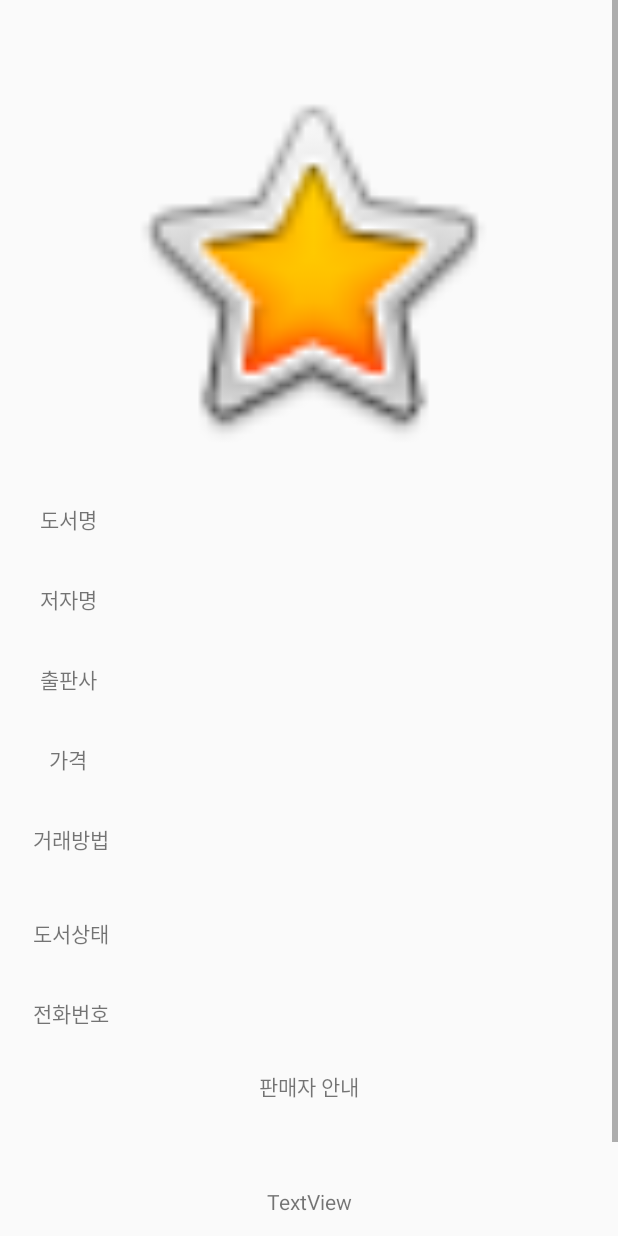
After one commit to GitaeA/fireBook, an Android app: the layout fragment_buy_click.xml on its own in the app's theme, with its tools: preview values and no code run, on a phone screen of 412 x 824 dp. The commit adds this screen. Run offline under Robolectric (Android 15) with nearby library versions, the phone set to English and light mode, and no system bars.

Commit message:
buyClick 구현 // 장바구니 미완성 ..ㅎㅎㅎ

```diff
--- /dev/null
+++ b/app/src/main/res/layout/fragment_buy_click.xml
@@ -0,0 +1,233 @@
+<?xml version="1.0" encoding="utf-8"?>
+<ScrollView xmlns:app="http://schemas.android.com/apk/res-auto"
+    xmlns:tools="http://schemas.android.com/tools"
+    android:layout_width="match_parent"
+    android:layout_height="match_parent"
+    xmlns:android="http://schemas.android.com/apk/res/android">
+
+
+    <android.support.constraint.ConstraintLayout
+        android:layout_width="match_parent"
+        android:layout_height="match_parent">
+
+
+        <ImageView
+            android:id="@+id/book_buy_image"
+            android:layout_width="267dp"
+            android:layout_height="265dp"
+            android:layout_marginStart="8dp"
+            android:layout_marginTop="44dp"
+            android:layout_marginEnd="8dp"
+            app:layout_constraintEnd_toEndOf="parent"
+            app:layout_constraintStart_toStartOf="parent"
+            app:layout_constraintTop_toTopOf="parent"
+            app:srcCompat="@android:drawable/btn_star_big_on" />
+
+        <TextView
+            android:id="@+id/textView6"
+            android:layout_width="79dp"
+            android:layout_height="33dp"
+            android:layout_marginStart="6dp"
+            android:layout_marginTop="20dp"
+            android:gravity="center"
+            android:text="출판사"
+            app:layout_constraintStart_toStartOf="parent"
+            app:layout_constraintTop_toBottomOf="@+id/textView11" />
+
+        <TextView
+            android:id="@+id/textView12"
+            android:layout_width="79dp"
+            android:layout_height="33dp"
+            android:layout_marginStart="6dp"
+            android:layout_marginTop="20dp"
+            android:gravity="center"
+            android:text="가격"
+            app:layout_constraintStart_toStartOf="parent"
+            app:layout_constraintTop_toBottomOf="@+id/textView6" />
+
+        <TextView
+            android:id="@+id/textView3"
+            android:layout_width="79dp"
+            android:layout_height="33dp"
+            android:layout_marginStart="8dp"
+            android:layout_marginTop="20dp"
+            android:gravity="center"
+            android:text="거래방법"
+            app:layout_constraintStart_toStartOf="parent"
+            app:layout_constraintTop_toBottomOf="@+id/textView12" />
+
+        <TextView
+            android:id="@+id/textView13"
+            android:layout_width="79dp"
+            android:layout_height="33dp"
+            android:layout_marginStart="8dp"
+            android:layout_marginTop="29dp"
+            android:gravity="center"
+            android:text="도서상태"
+            app:layout_constraintStart_toStartOf="parent"
+            app:layout_constraintTop_toBottomOf="@+id/textView3" />
+
+        <TextView
+            android:id="@+id/textView14"
+            android:layout_width="79dp"
+            android:layout_height="33dp"
+            android:layout_marginStart="8dp"
+            android:layout_marginTop="20dp"
+            android:gravity="center"
+            android:text="전화번호"
+            app:layout_constraintStart_toStartOf="parent"
+            app:layout_constraintTop_toBottomOf="@+id/textView13" />
+
+        <TextView
+            android:id="@+id/textView11"
+            android:layout_width="79dp"
+            android:layout_height="33dp"
+            android:layout_marginStart="6dp"
+            android:layout_marginTop="20dp"
+            android:gravity="center"
+            android:text="저자명"
+            app:layout_constraintStart_toStartOf="parent"
+            app:layout_constraintTop_toBottomOf="@+id/textView10" />
+
+        <TextView
+            android:id="@+id/textView10"
+            android:layout_width="79dp"
+            android:layout_height="33dp"
+            android:layout_marginStart="6dp"
+            android:layout_marginTop="20dp"
+            android:gravity="center"
+            android:text="도서명"
+            app:layout_constraintStart_toStartOf="parent"
+            app:layout_constraintTop_toBottomOf="@+id/book_buy_image" />
+
+        <TextView
+            android:id="@+id/buy_price_text"
+            android:layout_width="200dp"
+            android:layout_height="33dp"
+            android:layout_marginStart="52dp"
+            android:layout_marginTop="20dp"
+            android:layout_marginEnd="8dp"
+            app:layout_constraintEnd_toEndOf="parent"
+            app:layout_constraintHorizontal_bias="0.0"
+            app:layout_constraintStart_toEndOf="@+id/textView12"
+            app:layout_constraintTop_toBottomOf="@+id/buy_publish_text" />
+
+        <TextView
+            android:id="@+id/buy_publish_text"
+            android:layout_width="200dp"
+            android:layout_height="33dp"
+            android:layout_marginStart="52dp"
+            android:layout_marginTop="20dp"
+            android:layout_marginEnd="8dp"
+            app:layout_constraintEnd_toEndOf="parent"
+            app:layout_constraintHorizontal_bias="0.0"
+            app:layout_constraintStart_toEndOf="@+id/textView6"
+            app:layout_constraintTop_toBottomOf="@+id/buy_author_text" />
+
+        <TextView
+            android:id="@+id/buy_author_text"
+            android:layout_width="200dp"
+            android:layout_height="33dp"
+            android:layout_marginStart="52dp"
+            android:layout_marginTop="20dp"
+            android:layout_marginEnd="8dp"
+            app:layout_constraintEnd_toEndOf="parent"
+            app:layout_constraintHorizontal_bias="0.0"
+            app:layout_constraintStart_toEndOf="@+id/textView11"
+            app:layout_constraintTop_toBottomOf="@+id/buy_title_text" />
+
+        <TextView
+            android:id="@+id/buy_title_text"
+            android:layout_width="200dp"
+            android:layout_height="33dp"
+            android:layout_marginStart="52dp"
+            android:layout_marginTop="20dp"
+            android:layout_marginEnd="8dp"
+            app:layout_constraintEnd_toEndOf="parent"
+            app:layout_constraintHorizontal_bias="0.0"
+            app:layout_constraintStart_toEndOf="@+id/textView10"
+            app:layout_constraintTop_toBottomOf="@+id/book_buy_image" />
+
+
+        <TextView
+            android:id="@+id/buy_deliver_text"
+            android:layout_width="200dp"
+            android:layout_height="33dp"
+            android:layout_marginStart="52dp"
+            android:layout_marginTop="20dp"
+            android:layout_marginEnd="8dp"
+            android:gravity="center"
+            app:layout_constraintEnd_toEndOf="parent"
+            app:layout_constraintHorizontal_bias="0.0"
+            app:layout_constraintStart_toEndOf="@+id/textView3"
+            app:layout_constraintTop_toBottomOf="@+id/buy_price_text" />
+
+
+        <Button
+            android:id="@+id/buy_click_btn"
+            android:layout_width="0dp"
+            android:layout_height="wrap_content"
+            android:layout_marginStart="8dp"
+            android:layout_marginTop="8dp"
+            android:layout_marginEnd="8dp"
+            android:text="장바구니 담기"
+            app:layout_constraintEnd_toEndOf="parent"
+            app:layout_constraintHorizontal_bias="0.0"
+            app:layout_constraintStart_toStartOf="parent"
+            app:layout_constraintTop_toBottomOf="@+id/buy_memo_text" />
+
+        <TextView
+            android:id="@+id/buy_state_text"
+            android:layout_width="200dp"
+            android:layout_height="33dp"
+            android:layout_marginStart="52dp"
+            android:layout_marginTop="20dp"
+            android:layout_marginEnd="8dp"
+            android:gravity="center"
+            app:layout_constraintEnd_toEndOf="parent"
+            app:layout_constraintHorizontal_bias="0.0"
+            app:layout_constraintStart_toEndOf="@+id/textView13"
+            app:layout_constraintTop_toBottomOf="@+id/buy_deliver_text" />
+
+        <TextView
+            android:id="@+id/buy_phone_text"
+            android:layout_width="200dp"
+            android:layout_height="33dp"
+            android:layout_marginStart="52dp"
+            android:layout_marginTop="20dp"
+            android:layout_marginEnd="8dp"
+            android:gravity="center"
+            app:layout_constraintEnd_toEndOf="parent"
+            app:layout_constraintHorizontal_bias="0.0"
+            app:layout_constraintStart_toEndOf="@+id/textView14"
+            app:layout_constraintTop_toBottomOf="@+id/buy_state_text" />
+
+        <TextView
+            android:id="@+id/buy_memo_text"
+            android:layout_width="308dp"
+            android:layout_height="70dp"
+            android:layout_marginStart="8dp"
+            android:layout_marginTop="20dp"
+            android:layout_marginEnd="8dp"
+            android:gravity="center"
+            android:text="TextView"
+            app:layout_constraintEnd_toEndOf="parent"
+            app:layout_constraintStart_toStartOf="parent"
+            app:layout_constraintTop_toBottomOf="@+id/textView20" />
+
+        <TextView
+            android:id="@+id/textView20"
+            android:layout_width="142dp"
+            android:layout_height="43dp"
+            android:layout_marginStart="8dp"
+            android:layout_marginTop="20dp"
+            android:layout_marginEnd="8dp"
+            android:gravity="center"
+            android:text="판매자 안내"
+            app:layout_constraintEnd_toEndOf="parent"
+            app:layout_constraintStart_toStartOf="parent"
+            app:layout_constraintTop_toBottomOf="@+id/buy_phone_text" />
+
+
+    </android.support.constraint.ConstraintLayout>
+</ScrollView>
```
Also changed, not shown: app/src/main/java/com/mobitant/firebook/Books.java (+14 -8 lines), app/src/main/java/com/mobitant/firebook/Buy.java (+4 -4 lines), app/src/main/java/com/mobitant/firebook/BuyClick.java (added, +109 -0 lines), app/src/main/java/com/mobitant/firebook/BuyRecyclerViewAdapter.java (+38 -1 lines).
